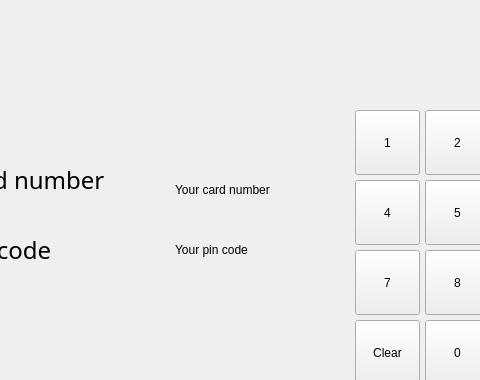
Above: bank-automat/login.ui from JansQ-75/Riihimaatti before the change; both pictures show x 115 to 595 and y 0 to 380 of the 800 by 480 pixel window. Below: the same form after it.
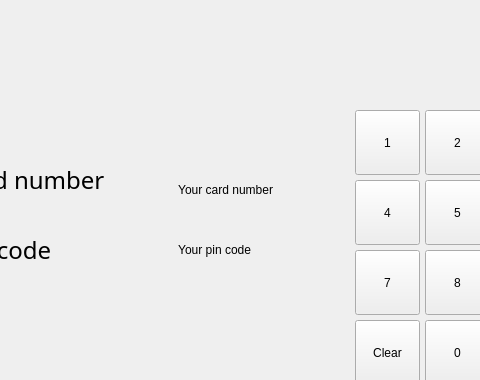
That is the form after the change.

Patch:
```diff
--- a/bank-automat/login.ui
+++ b/bank-automat/login.ui
@@ -100,7 +100,7 @@
     </rect>
    </property>
    <property name="text">
-    <string>Your pin code</string>
+    <string> Your pin code</string>
    </property>
   </widget>
   <widget class="QPushButton" name="btn9">
@@ -212,7 +212,7 @@
     <string notr="true"/>
    </property>
    <property name="text">
-    <string>Your card number</string>
+    <string> Your card number</string>
    </property>
   </widget>
   <widget class="QPushButton" name="btn5">
```
